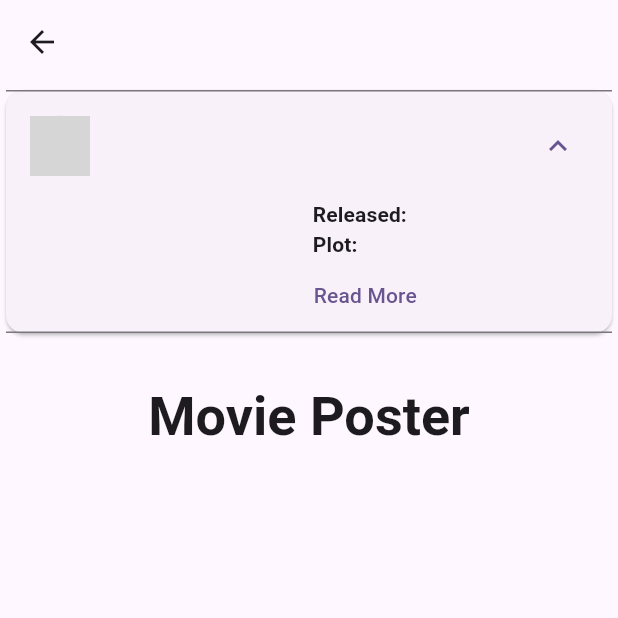
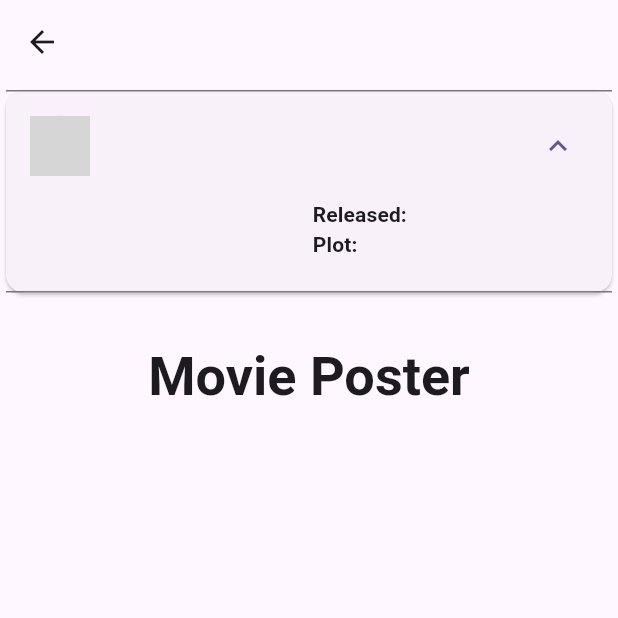
Before and after one commit to mustaqeem-m/movie_app_flutter, a Flutter app: the MovieDetails screen opened directly with empty values, after a tap on the "expand more" icon, on a phone screen of 412 x 824 dp, the top half of it. Run offline on Flutter 3.47's test engine with Material 3 defaults, Android fonts, the phone set to English and light mode, and no system bars; network calls fail; grey boxes are pictures that could not be loaded.

Commit message:
add isDetail flag to hide REadmore button

```diff
--- a/lib/Components/movie_card.dart
+++ b/lib/Components/movie_card.dart
@@ -6,9 +6,11 @@ class MovieCard extends StatelessWidget {
   const MovieCard({
     super.key,
     required this.movie,
+    this.isDetails = false,
   });
 
   final Movie movie;
+  final bool isDetails;
 
   @override
   Widget build(BuildContext context) {
@@ -46,9 +48,9 @@ class MovieCard extends StatelessWidget {
                     ]
                 )
                 ),
-                TextButton(onPressed: () {
-                  Navigator.push(context, MaterialPageRoute(builder: (context) => MovieDetails(movie:  movie)));
-                }, child: Text("Read More"))
+                isDetails ?  TextButton(onPressed: () {
+                  Navigator.push(context, MaterialPageRoute(builder: (context) => MovieDetails(movie:  movie,)));
+                }, child: Text("Read More")) : const Text("") ,
               ],
             ),
           )
--- a/lib/Pages/Movie_Details.dart
+++ b/lib/Pages/Movie_Details.dart
@@ -3,8 +3,9 @@ import 'package:movie_app/Components/movie_card.dart';
 import 'package:movie_app/models/movie.dart';
 
 class MovieDetails extends StatelessWidget {
-  const MovieDetails({super.key, required this.movie});
+  const MovieDetails({super.key, required this.movie,});
   final Movie movie;
+
 
   @override
   Widget build(BuildContext context) {
@@ -15,7 +16,7 @@ class MovieDetails extends StatelessWidget {
       body: Container(
         child: Column(
           children: [
-            MovieCard(movie: movie),
+            MovieCard(movie: movie,isDetails: false),
             SizedBox(height: 30,),
             Text("Movie Poster",
             style: Theme.of(context).textTheme.displaySmall
--- a/lib/main.dart
+++ b/lib/main.dart
@@ -53,7 +53,7 @@ class _HomeState extends State<Home> {
           itemCount: movieData.movieList.length,
           itemBuilder: (context, index) {
             final movie = movieData.movieList[index];
-            return MovieCard(movie: movie);
+            return MovieCard(movie: movie, isDetails: true,);
 
             // return ListTile(
             //   title: Text(movieData.movieList[index].title),
```
